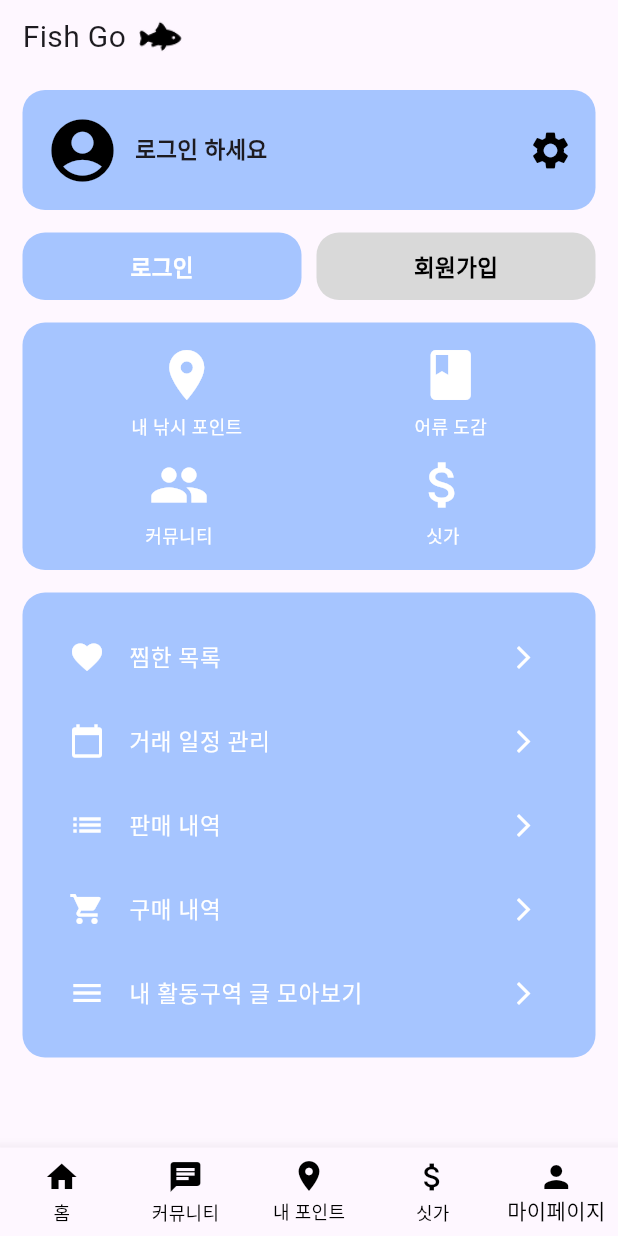
After one commit to skaxodls/flutter_application_with_figma, a Flutter app: the screen it shows after launch, item 5 of the bottom bar chosen, on a phone screen of 412 x 824 dp. The commit adds this screen. Run offline on Flutter 3.47's test engine with Material 3 defaults, Android fonts, the phone set to English and light mode, and no system bars; our stand-ins replace image_picker, lucide_icons; network calls fail; Roboto replaces fonts that are missing (Rubik One).

Commit message:
일단 마이페이지올려

```diff
--- a/lib/screens/home_screen.dart
+++ b/lib/screens/home_screen.dart
@@ -1,5 +1,6 @@
 import 'dart:convert'; // 🔧 Flask JSON 응답 처리를 위해 추가
 import 'package:flutter/material.dart';
+import 'package:flutter_application_with_figma/screens/mypage_screen.dart';
 import 'package:flutter_application_with_figma/screens/pictorial_book_screen.dart';
 import 'package:lucide_icons/lucide_icons.dart';
 import 'package:flutter_application_with_figma/screens/community_screen.dart';
@@ -349,6 +350,12 @@ class _HomeScreenState extends State<HomeScreen> {
               MaterialPageRoute(
                   builder: (context) => const MarketPriceScreen()),
             );
+          } else if (index == 4) {
+             // ✅ 마이페이지 탭 클릭 시
+             Navigator.push(
+              context,
+              MaterialPageRoute(builder: (context) => const MyPageScreen()),
+            );
           }
         },
         items: const [
--- /dev/null
+++ b/lib/screens/mypage_screen.dart
@@ -0,0 +1,294 @@
+import 'package:flutter/material.dart';
+import 'home_screen.dart';
+import 'community_screen.dart';
+import 'market_price_screen.dart';
+
+class MyPageScreen extends StatelessWidget {
+  const MyPageScreen({super.key});
+
+  @override
+  Widget build(BuildContext context) {
+    return Scaffold(
+      bottomNavigationBar: _buildBottomNavBar(context),
+      body: SafeArea(
+        child: Column(
+          crossAxisAlignment: CrossAxisAlignment.start,
+          children: [
+            _buildHeader(),
+            SizedBox(height: 10),
+            _buildLoginSection(),
+            SizedBox(height: 15),
+            _buildServiceSection(), // 🔥 로그인 & 회원가입 버튼 추가됨!
+            SizedBox(height: 15),
+            _buildServiceSectionIcons(context), // 🔥 context 추가
+            SizedBox(height: 15),
+            _buildMyTransactions(context), // 🔥 context 추가
+          ],
+        ),
+      ),
+    );
+  }
+
+  // 🔹 헤더 (Fish Go + 로고)
+  Widget _buildHeader() {
+    return Padding(
+      padding: const EdgeInsets.symmetric(horizontal: 15, vertical: 10),
+      child: Row(
+        children: [
+          Text(
+            'Fish Go',
+            style: TextStyle(
+              fontSize: 20,
+              fontFamily: 'Rubik One',
+              fontWeight: FontWeight.w400,
+            ),
+          ),
+          SizedBox(width: 8),
+          Image.asset("assets/icons/fish_icon1.png", width: 30, height: 30),
+        ],
+      ),
+    );
+  }
+
+  // 🔹 로그인 섹션
+  Widget _buildLoginSection() {
+    return Container(
+      margin: EdgeInsets.symmetric(horizontal: 15),
+      padding: EdgeInsets.all(15),
+      decoration: BoxDecoration(
+        color: Color(0xFFA6C5FF),
+        borderRadius: BorderRadius.circular(15),
+      ),
+      child: Row(
+        children: [
+          Icon(Icons.account_circle, size: 50, color: Colors.black),
+          SizedBox(width: 10),
+          Text(
+            '로그인 하세요',
+            style: TextStyle(fontSize: 15, fontWeight: FontWeight.w800),
+          ),
+          Spacer(),
+          Icon(Icons.settings, size: 30, color: Colors.black),
+        ],
+      ),
+    );
+  }
+
+  // 🔹 로그인 & 회원가입 버튼
+  Widget _buildServiceSection() {
+    return Padding(
+      padding: const EdgeInsets.symmetric(horizontal: 15),
+      child: Row(
+        children: [
+          Expanded(
+            child: GestureDetector(
+              onTap: () {
+                print("로그인 클릭됨");
+              },
+              child: Container(
+                height: 45,
+                decoration: BoxDecoration(
+                  color: Color(0xFFA6C5FF),
+                  borderRadius: BorderRadius.circular(15),
+                ),
+                alignment: Alignment.center,
+                child: Text(
+                  '로그인',
+                  style: TextStyle(color: Colors.white, fontSize: 15, fontWeight: FontWeight.bold),
+                ),
+              ),
+            ),
+          ),
+          SizedBox(width: 10),
+          Expanded(
+            child: GestureDetector(
+              onTap: () {
+                print("회원가입 클릭됨");
+              },
+              child: Container(
+                height: 45,
+                decoration: BoxDecoration(
+                  color: Color(0xFFD9D9D9),
+                  borderRadius: BorderRadius.circular(15),
+                ),
+                alignment: Alignment.center,
+                child: Text(
+                  '회원가입',
+                  style: TextStyle(color: Colors.black, fontSize: 15, fontWeight: FontWeight.bold),
+                ),
+              ),
+            ),
+          ),
+        ],
+      ),
+    );
+  }
+
+  // 🔹 서비스 (내 낚시 포인트, 어류 도감, 커뮤니티, 싯가)
+  Widget _buildServiceSectionIcons(BuildContext context) {
+    return Container(
+      margin: EdgeInsets.symmetric(horizontal: 15),
+      padding: EdgeInsets.all(15),
+      decoration: BoxDecoration(
+        color: Color(0xFFA6C5FF),
+        borderRadius: BorderRadius.circular(15),
+      ),
+      child: Column(
+        children: [
+          Row(
+            mainAxisAlignment: MainAxisAlignment.spaceAround,
+            children: [
+              _serviceIcon("내 낚시 포인트", Icons.place, context),
+              _serviceIcon("어류 도감", Icons.book, context),
+            ],
+          ),
+          SizedBox(height: 10),
+          Row(
+            mainAxisAlignment: MainAxisAlignment.spaceAround,
+            children: [
+              _communityIcon(context), // 🔥 커뮤니티 클릭 시 이동
+              _serviceIcon("싯가", Icons.attach_money, context),
+            ],
+          ),
+        ],
+      ),
+    );
+  }
+
+  Widget _serviceIcon(String title, IconData icon, BuildContext context) {
+    return GestureDetector(
+      onTap: () => _showLoginPopup(context), // 🔥 팝업 표시
+      child: Column(
+        children: [
+          Icon(icon, color: Colors.white, size: 40),
+          SizedBox(height: 5),
+          Text(
+            title,
+            style: TextStyle(color: Colors.white, fontSize: 12),
+          ),
+        ],
+      ),
+    );
+  }
+
+
+  // 🔥 "커뮤니티"는 팝업 없이 바로 이동
+  Widget _communityIcon(BuildContext context) {
+    return GestureDetector(
+      onTap: () {
+        Navigator.push(
+          context,
+          MaterialPageRoute(builder: (context) => const CommunityScreen()),
+        );
+      },
+      child: Column(
+        children: [
+          Icon(Icons.people, color: Colors.white, size: 40),
+          SizedBox(height: 5),
+          Text(
+            "커뮤니티",
+            style: TextStyle(color: Colors.white, fontSize: 12),
+          ),
+        ],
+      ),
+    );
+  }
+
+  // 🔹 나의 거래 목록 (찜한 목록, 거래 일정 관리, 판매 내역, 구매 내역, 내 활동구역 글 모아보기)
+  Widget _buildMyTransactions(BuildContext context) {
+    return Container(
+      margin: EdgeInsets.symmetric(horizontal: 15),
+      padding: EdgeInsets.all(15),
+      decoration: BoxDecoration(
+        color: Color(0xFFA6C5FF),
+        borderRadius: BorderRadius.circular(15),
+      ),
+      child: Column(
+        children: [
+          _transactionItem("찜한 목록", Icons.favorite, context),
+          _transactionItem("거래 일정 관리", Icons.calendar_today, context),
+          _transactionItem("판매 내역", Icons.list, context),
+          _transactionItem("구매 내역", Icons.shopping_cart, context),
+          _transactionItem("내 활동구역 글 모아보기", Icons.menu, context),
+        ],
+      ),
+    );
+  }
+
+  Widget _transactionItem(String title, IconData icon, BuildContext context) {
+    return ListTile(
+      leading: Icon(icon, color: Colors.white),
+      title: Text(title, style: TextStyle(color: Colors.white, fontSize: 15)),
+      trailing: Icon(Icons.arrow_forward_ios, color: Colors.white, size: 18),
+      onTap: () => _showLoginPopup(context), // 🔥 팝업 표시
+    );
+  }
+
+  // 🔹 하단 네비게이션 바 (홈 화면과 동일한 네비게이션 기능 추가!)
+  Widget _buildBottomNavBar(BuildContext context) {
+    return BottomNavigationBar(
+      type: BottomNavigationBarType.fixed,
+      selectedItemColor: Colors.black,
+      unselectedItemColor: Colors.black,
+      currentIndex: 4, // ✅ "마이페이지" 탭 활성화
+      onTap: (index) {
+        if (index == 0) {
+          Navigator.pushReplacement(
+            context,
+            MaterialPageRoute(builder: (context) => const HomeScreen()),
+          );
+        } else if (index == 1) {
+          Navigator.pushReplacement(
+            context,
+            MaterialPageRoute(builder: (context) => const CommunityScreen()),
+          );
+        } else if (index == 3) {
+          Navigator.pushReplacement(
+            context,
+            MaterialPageRoute(builder: (context) => const MarketPriceScreen()),
+          );
+        }
+      },
+      items: [
+        _bottomNavItem(Icons.home, "홈"),
+        _bottomNavItem(Icons.chat, "커뮤니티"),
+        _bottomNavItem(Icons.place, "내 포인트"),
+        _bottomNavItem(Icons.attach_money, "싯가"),
+        _bottomNavItem(Icons.person, "마이페이지"),
+      ],
+    );
+  }
+
+  BottomNavigationBarItem _bottomNavItem(IconData icon, String label) {
+    return BottomNavigationBarItem(
+      icon: Icon(icon),
+      label: label,
+    );
+  }
+
+  // 🔥 "로그인하세요" 팝업 함수
+  void _showLoginPopup(BuildContext context) {
+    showDialog(
+      context: context,
+      builder: (context) {
+        return AlertDialog(
+          title: Text("로그인이 필요합니다"),
+          content: Text("이 기능을 사용하려면 로그인해주세요."),
+          actions: [
+            TextButton(
+              onPressed: () => Navigator.pop(context),
+              child: Text("취소"),
+            ),
+            TextButton(
+              onPressed: () {
+                Navigator.pop(context);
+                print("로그인 화면 이동"); // 👉 여기에 로그인 화면 이동 코드 추가 가능
+              },
+              child: Text("로그인"),
+            ),
+          ],
+        );
+      },
+    );
+  }
+}
```
